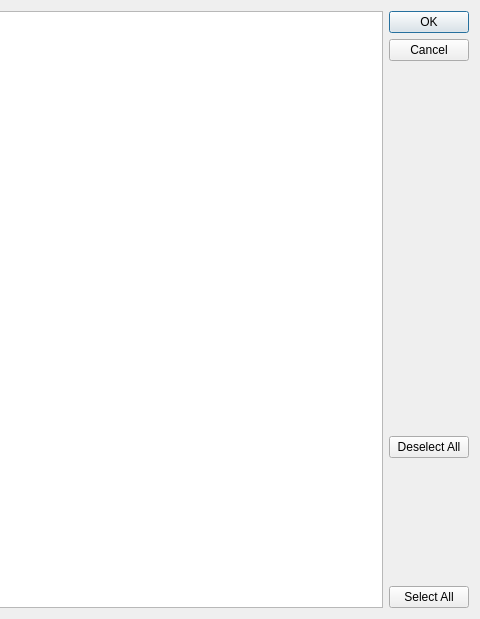
Qt form src/modules/copyattr/copyattributesdialog.ui (lbellonda/qxmledit) before a commit; both pictures show x 333 to 813 and y 0 to 619 of the 813 by 619 pixel window.
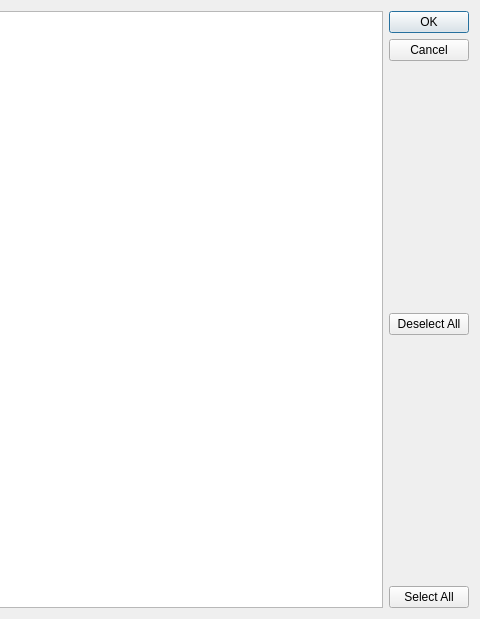
The same form after that commit. Icons and pictures are not drawn.

Patch:
```diff
--- a/src/modules/copyattr/copyattributesdialog.ui
+++ b/src/modules/copyattr/copyattributesdialog.ui
@@ -29,6 +29,12 @@
     <layout class="QVBoxLayout" name="verticalLayout_2">
      <item>
       <widget class="QDialogButtonBox" name="buttonBox">
+       <property name="sizePolicy">
+        <sizepolicy hsizetype="Fixed" vsizetype="Maximum">
+         <horstretch>0</horstretch>
+         <verstretch>0</verstretch>
+        </sizepolicy>
+       </property>
        <property name="orientation">
         <enum>Qt::Vertical</enum>
        </property>
```
Left out of the diff: 4 changed lines with no effect on the pictures.
